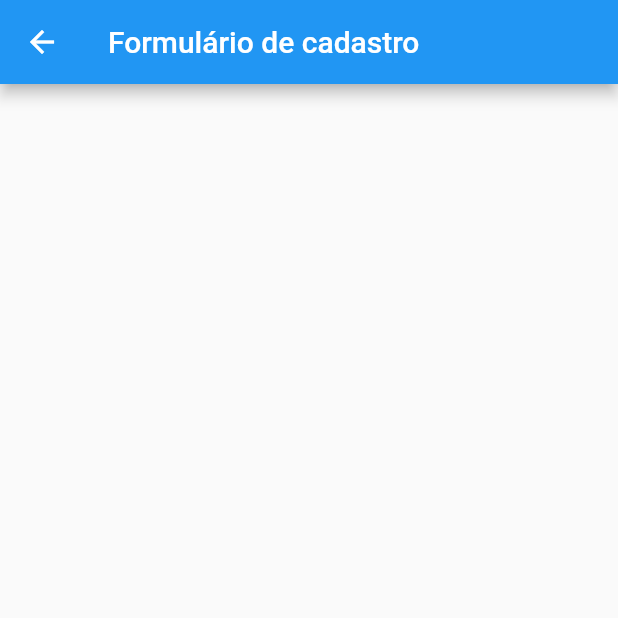
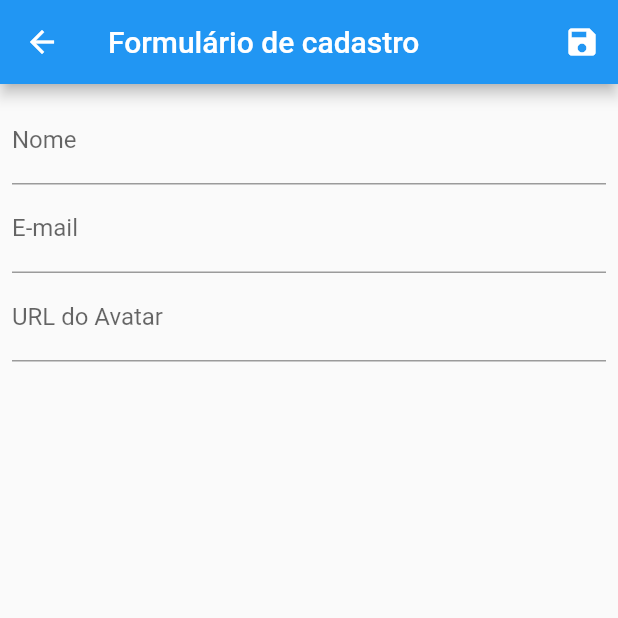
Before and after one commit to coutomariel/coder-flutter-crud, a Flutter app: the UserForm screen opened by its route, on a phone screen of 412 x 824 dp, the top half of it. Run offline on Flutter 3.47's test engine with Material 2 defaults, Android fonts, the phone set to English and light mode, and no system bars; network calls fail.

Commit message:
Criação do formulário e implementação da funcionalidade de inclusão de novos usuários

```diff
--- a/lib/views/user.form.dart
+++ b/lib/views/user.form.dart
@@ -1,11 +1,78 @@
 import 'package:flutter/material.dart';
+import 'package:flutter_crud/models/user.model.dart';
+import 'package:flutter_crud/providers/Users.dart';
+import 'package:provider/provider.dart';
 
 class UserForm extends StatelessWidget {
+  final _form = GlobalKey<FormState>();
+  final Map<String, String> _formData = {};
+
   @override
   Widget build(BuildContext context) {
     return Scaffold(
       appBar: AppBar(
         title: Text("Formulário de cadastro"),
+        actions: [
+          IconButton(
+            icon: Icon(Icons.save),
+            onPressed: () {
+              final isValid = _form.currentState.validate();
+
+              if (isValid) {
+                _form.currentState.save();
+              }
+
+              Provider.of<Users>(context, listen: false).put(
+                User(
+                  id: _formData['id'],
+                  nome: _formData['nome'],
+                  email: _formData['email'],
+                  avatarUrl: _formData['avatarUrl'],
+                ),
+              );
+              Navigator.of(context).pop();
+            },
+          ),
+        ],
+      ),
+      body: Padding(
+        padding: EdgeInsets.all(8),
+        child: Form(
+          key: _form,
+          child: Column(
+            children: [
+              TextFormField(
+                decoration: InputDecoration(
+                  labelText: "Nome",
+                ),
+                validator: (value) {
+                  if (value.isEmpty || value.trim().isEmpty) {
+                    return "Campo não pode ser vazio";
+                  }
+                  if (value.length < 3) {
+                    return "Nome precisa ter mais que três caracteres";
+                  }
+                  return null;
+                },
+                keyboardType: TextInputType.text,
+                onSaved: (value) => _formData['nome'] = value,
+              ),
+              TextFormField(
+                decoration: InputDecoration(
+                  labelText: "E-mail",
+                ),
+                keyboardType: TextInputType.emailAddress,
+                onSaved: (value) => _formData['email'] = value,
+              ),
+              TextFormField(
+                decoration: InputDecoration(
+                  labelText: "URL do Avatar",
+                ),
+                onSaved: (value) => _formData['avatarUrl'] = value,
+              ),
+            ],
+          ),
+        ),
       ),
     );
   }
```
